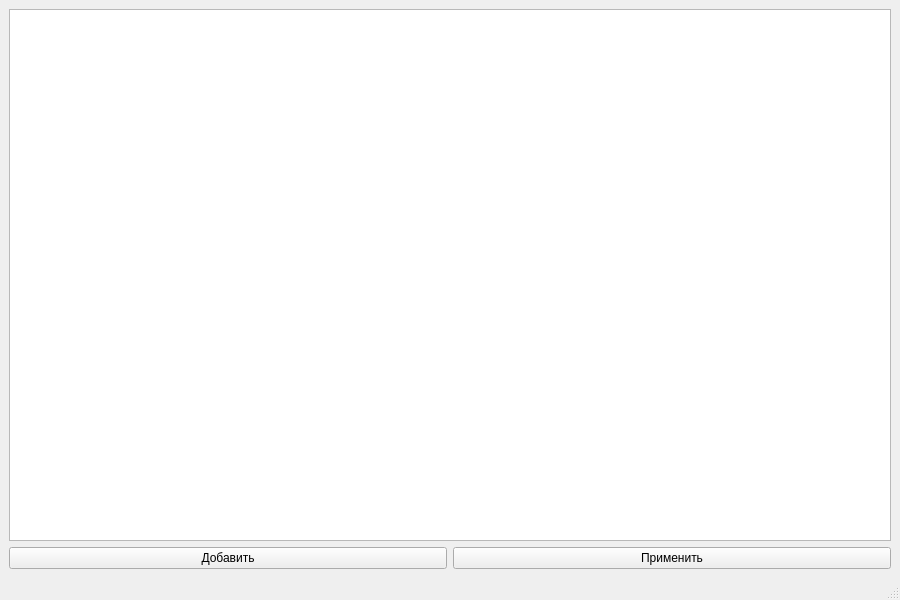
First picture: the form in mainwindow.ui, repository kxrxh/ABP_TUSK_1, before the edit.
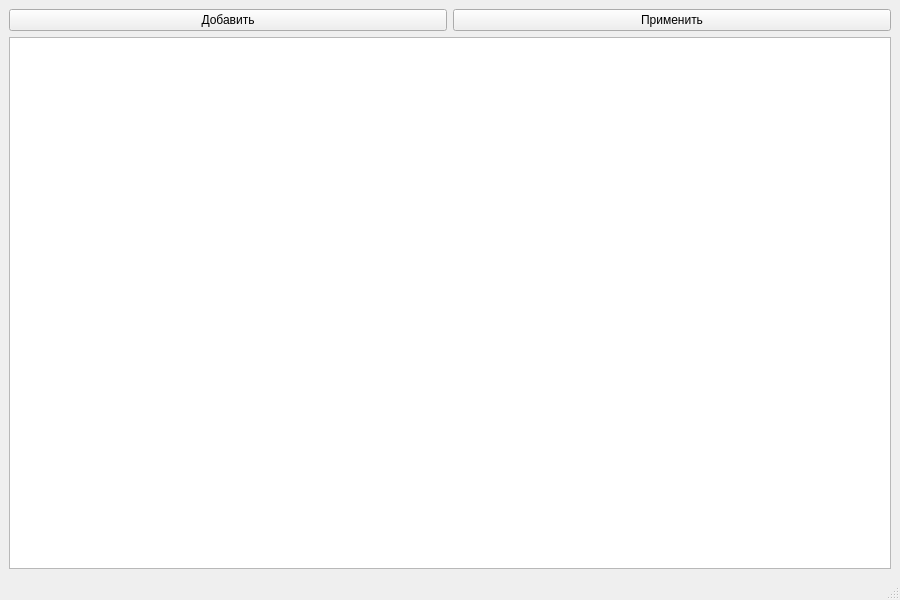
Second picture: the form after the edit.

```diff
--- a/mainwindow.ui
+++ b/mainwindow.ui
@@ -15,13 +15,6 @@
   </property>
   <widget class="QWidget" name="centralwidget">
    <layout class="QVBoxLayout" name="verticalLayout_2">
-    <item>
-     <layout class="QVBoxLayout" name="mainLayout">
-      <item>
-       <widget class="QTableView" name="tableView"/>
-      </item>
-     </layout>
-    </item>
     <item>
      <layout class="QHBoxLayout" name="horizontalLayout">
       <item>
@@ -43,6 +36,13 @@
       </item>
      </layout>
     </item>
+    <item>
+     <layout class="QVBoxLayout" name="mainLayout">
+      <item>
+       <widget class="QTableView" name="tableView"/>
+      </item>
+     </layout>
+    </item>
    </layout>
   </widget>
   <widget class="QMenuBar" name="menubar">
```
